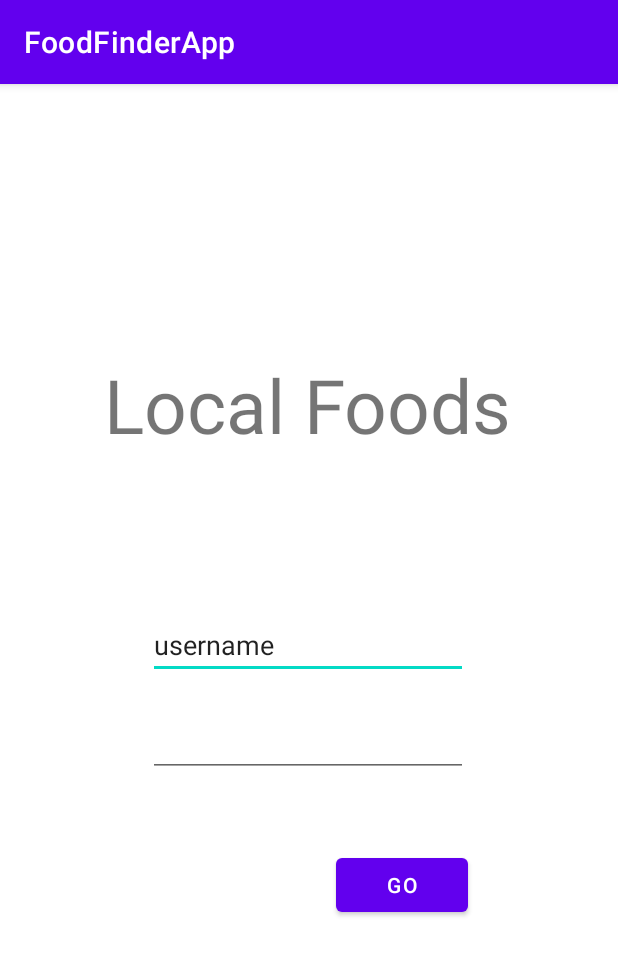
After one commit to andrewthebare/FoodFinderApp, an Android app: the loginScreen screen opened directly, with no data from a screen before it, on a phone screen of 412 x 824 dp. The commit adds this screen. Shown: the top 955 px of the screen. Run offline under Robolectric (Android 15) with nearby library versions, the phone set to English and light mode, and no system bars.

Commit message:
basic login implementation with login screen. Still automatically signs in as tom tho

```diff
--- a/app/src/main/AndroidManifest.xml
+++ b/app/src/main/AndroidManifest.xml
@@ -13,7 +13,8 @@
         android:roundIcon="@mipmap/ic_launcher_round"
         android:supportsRtl="true"
         android:theme="@style/Theme.FoodFinderApp">
-        <activity android:name=".BusinessActivity"></activity>
+        <activity android:name=".loginScreen"></activity>
+        <activity android:name=".BusinessActivity" />
 
         <meta-data
             android:name="com.google.android.geo.API_KEY"
--- /dev/null
+++ b/app/src/main/java/com/example/foodfinderapp/loginScreen.java
@@ -0,0 +1,38 @@
+package com.example.foodfinderapp;
+
+import androidx.appcompat.app.AppCompatActivity;
+
+import android.content.Intent;
+import android.os.Bundle;
+import android.view.View;
+import android.widget.Button;
+import android.widget.EditText;
+
+public class loginScreen extends AppCompatActivity {
+
+    EditText userNameText;
+    EditText pwText;
+    Button goButton;
+
+    @Override
+    protected void onCreate(Bundle savedInstanceState) {
+        super.onCreate(savedInstanceState);
+        setContentView(R.layout.activity_login_screen);
+
+        userNameText = (EditText) findViewById(R.id.editTextTextUserName);
+        pwText = (EditText) findViewById(R.id.editTextTextPassword);
+        goButton = (Button) findViewById(R.id.goBTN);
+        goButton.setOnClickListener(this::login);
+    }
+
+    private void login(View view){
+        String uName = userNameText.getText().toString();
+        String pw = pwText.getText().toString();
+
+        if(Database.getInstance().validateUser(uName, pw)){
+            Intent intent = new Intent(this, MainActivity.class);
+            startActivity(intent);
+        }
+
+    }
+}
--- /dev/null
+++ b/app/src/main/res/layout/activity_login_screen.xml
@@ -0,0 +1,55 @@
+<?xml version="1.0" encoding="utf-8"?>
+<androidx.constraintlayout.widget.ConstraintLayout xmlns:android="http://schemas.android.com/apk/res/android"
+    xmlns:app="http://schemas.android.com/apk/res-auto"
+    xmlns:tools="http://schemas.android.com/tools"
+    android:layout_width="match_parent"
+    android:layout_height="match_parent"
+    tools:context=".loginScreen">
+
+    <TextView
+        android:id="@+id/textView2"
+        android:layout_width="wrap_content"
+        android:layout_height="wrap_content"
+        android:layout_marginTop="180dp"
+        android:text="Local Foods"
+        android:textSize="50sp"
+        app:layout_constraintEnd_toEndOf="parent"
+        app:layout_constraintHorizontal_bias="0.496"
+        app:layout_constraintStart_toStartOf="parent"
+        app:layout_constraintTop_toTopOf="parent" />
+
+    <EditText
+        android:id="@+id/editTextTextUserName"
+        android:layout_width="wrap_content"
+        android:layout_height="wrap_content"
+        android:layout_marginTop="104dp"
+        android:ems="10"
+        android:inputType="textPersonName"
+        android:text="username"
+        app:layout_constraintEnd_toEndOf="parent"
+        app:layout_constraintHorizontal_bias="0.497"
+        app:layout_constraintStart_toStartOf="parent"
+        app:layout_constraintTop_toBottomOf="@+id/textView2" />
+
+    <EditText
+        android:id="@+id/editTextTextPassword"
+        android:layout_width="wrap_content"
+        android:layout_height="wrap_content"
+        android:layout_marginTop="20dp"
+        android:ems="10"
+        android:inputType="textPassword"
+        app:layout_constraintEnd_toEndOf="parent"
+        app:layout_constraintHorizontal_bias="0.497"
+        app:layout_constraintStart_toStartOf="parent"
+        app:layout_constraintTop_toBottomOf="@+id/editTextTextUserName" />
+
+    <Button
+        android:id="@+id/goBTN"
+        android:layout_width="wrap_content"
+        android:layout_height="wrap_content"
+        android:layout_marginTop="48dp"
+        android:text="Go"
+        app:layout_constraintEnd_toEndOf="@+id/editTextTextPassword"
+        app:layout_constraintTop_toBottomOf="@+id/editTextTextPassword" />
+
+</androidx.constraintlayout.widget.ConstraintLayout>
```
Also changed, not shown: app/src/main/java/com/example/foodfinderapp/Database.java (+14 -0 lines), app/src/main/java/com/example/foodfinderapp/ProfileFragment.java (+9 -0 lines), app/src/main/java/com/example/foodfinderapp/User.java (+25 -1 lines).
